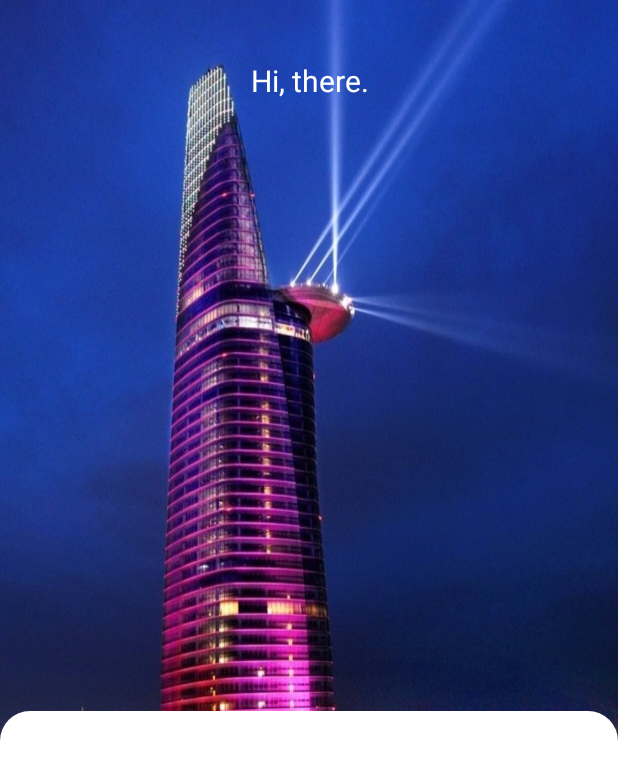
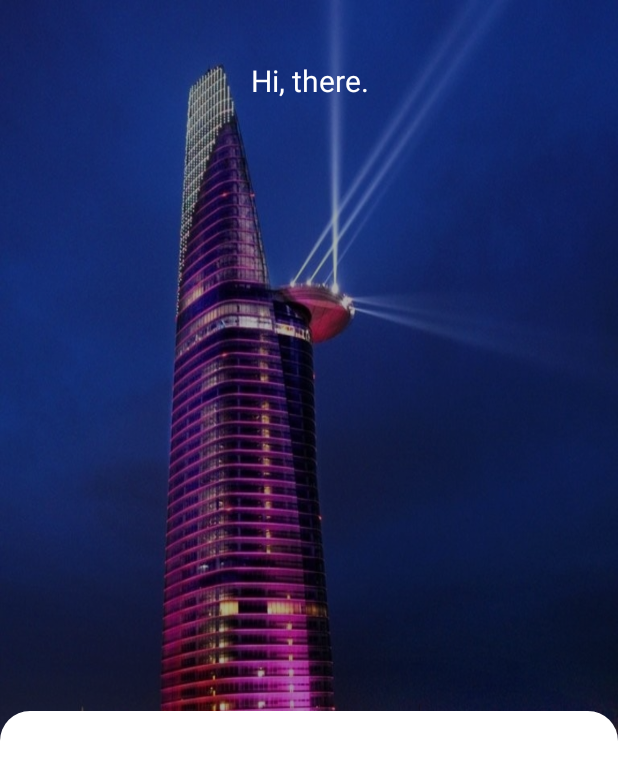
Before and after one commit to nhatminh1601/Android-3d-AR-core, an Android app: the screen it shows after launch (MainActivity), on a phone screen of 412 x 824 dp. Shown: the top 780 px of the screen. Run offline under Robolectric (Android 15) with nearby library versions, the phone set to English and light mode, and no system bars.

Commit message:
- opacity image background.

```diff
--- a/app/src/main/res/layout/activity_main.xml
+++ b/app/src/main/res/layout/activity_main.xml
@@ -6,6 +6,16 @@
     android:background="@drawable/bg"
     android:layout_height="match_parent"
     tools:context=".MainActivity">
+
+    <LinearLayout
+        android:layout_width="match_parent"
+        android:layout_height="match_parent"
+        android:orientation="horizontal"
+        android:background="#4F000000"
+        app:layout_constraintBottom_toBottomOf="parent"
+        app:layout_constraintEnd_toEndOf="parent"
+        app:layout_constraintStart_toStartOf="parent"
+        app:layout_constraintTop_toTopOf="parent"></LinearLayout>
 
     <TextView
         android:id="@+id/textView"
@@ -24,9 +34,9 @@
         app:layout_constraintTop_toTopOf="parent" />
 
     <LinearLayout
+        android:id="@+id/linearLayout"
         android:layout_width="match_parent"
         android:layout_height="350dp"
-        android:layout_marginBottom="0dp"
         android:background="@drawable/bg_menu"
         android:orientation="vertical"
         app:layout_constraintBottom_toBottomOf="parent"
```
